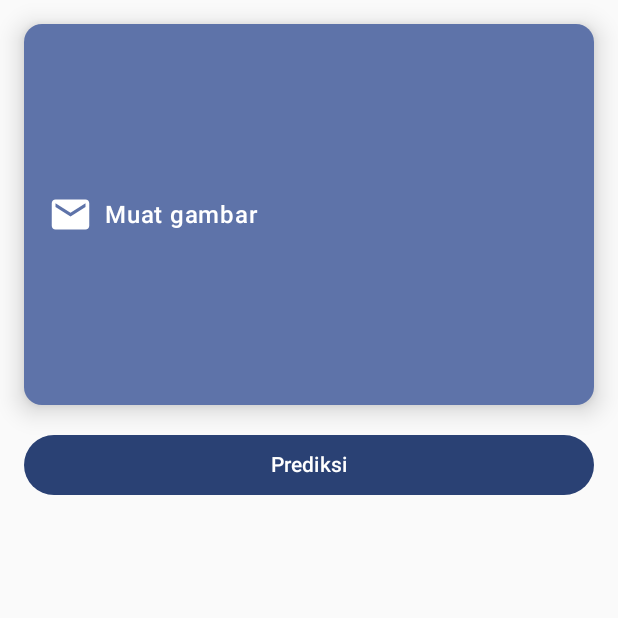
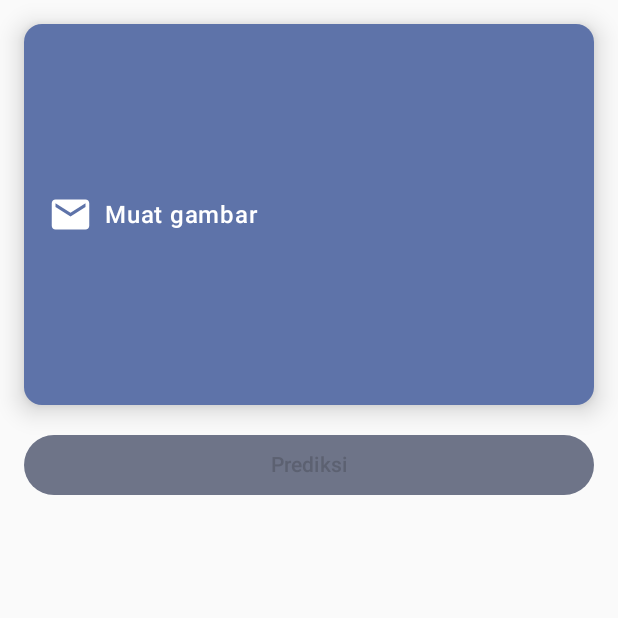
Before and after one commit to ReyhanHerdi/spotato-app, an Android app built with Jetpack Compose: the screen it shows after launch (MainActivity), on a phone screen of 412 x 824 dp, the top half of it. Run offline under Robolectric (Android 15) with nearby library versions, the phone set to English and light mode, and no system bars.

Commit message:
home view

```diff
--- a/spotatoapp/app/build.gradle.kts
+++ b/spotatoapp/app/build.gradle.kts
@@ -69,4 +69,10 @@ dependencies {
 
     // Navigation
     implementation(libs.androidx.navigation.compose)
+
+    // Activity
+    implementation("androidx.activity:activity-ktx:1.7.0")
+
+    // Coil
+    implementation("io.coil-kt:coil-compose:2.4.0")
 }
--- a/spotatoapp/app/src/main/AndroidManifest.xml
+++ b/spotatoapp/app/src/main/AndroidManifest.xml
@@ -12,6 +12,15 @@
         android:supportsRtl="true"
         android:theme="@style/Theme.Spotatoapp"
         tools:targetApi="31">
+        <service android:name="com.google.android.gms.metadata.ModuleDependencies"
+            android:enabled="false"
+            android:exported="false"
+            tools:ignore="MissingClass">
+            <intent-filter>
+                <action android:name="com.google.android.gms.metadata.MODULE_DEPENDENCIES" />
+            </intent-filter>
+            <meta-data android:name="photopicker_activity:0:required" android:value="" />
+        </service>
         <activity
             android:name=".MainActivity"
             android:exported="true"
--- a/spotatoapp/app/src/main/java/com/skripsi/spotato_app/ui/screen/home/HomeScreen.kt
+++ b/spotatoapp/app/src/main/java/com/skripsi/spotato_app/ui/screen/home/HomeScreen.kt
@@ -1,32 +1,47 @@
 package com.skripsi.spotato_app.ui.screen.home
 
+import android.util.Log
+import androidx.compose.foundation.clickable
 import androidx.compose.foundation.layout.Column
 import androidx.compose.foundation.layout.Row
-import androidx.compose.foundation.layout.Spacer
 import androidx.compose.foundation.layout.fillMaxSize
 import androidx.compose.foundation.layout.fillMaxWidth
+import androidx.compose.foundation.layout.height
 import androidx.compose.foundation.layout.padding
 import androidx.compose.foundation.layout.size
 import androidx.compose.foundation.layout.systemBarsPadding
+import androidx.compose.foundation.layout.wrapContentHeight
 import androidx.compose.material.icons.Icons
 import androidx.compose.material.icons.filled.Email
 import androidx.compose.material3.Button
 import androidx.compose.material3.ButtonDefaults
 import androidx.compose.material3.Card
 import androidx.compose.material3.CardDefaults
-import androidx.compose.material3.CardElevation
 import androidx.compose.material3.Icon
 import androidx.compose.material3.MaterialTheme
 import androidx.compose.material3.Text
 import androidx.compose.runtime.Composable
+import androidx.compose.runtime.LaunchedEffect
+import androidx.compose.runtime.collectAsState
+import androidx.compose.runtime.getValue
 import androidx.compose.ui.Alignment
 import androidx.compose.ui.Modifier
+import androidx.compose.ui.graphics.Color
+import androidx.compose.ui.layout.ContentScale
 import androidx.compose.ui.text.font.FontWeight
 import androidx.compose.ui.tooling.preview.Preview
 import androidx.compose.ui.unit.dp
+import androidx.lifecycle.viewmodel.compose.viewModel
+import coil.compose.AsyncImage
+import com.skripsi.spotato_app.utils.mediaPicker
+
 
 @Composable
-fun Home() {
+fun Home(
+    viewModel: HomeViewModel = viewModel()
+) {
+    val mediaPicker = mediaPicker()
+    val image by viewModel.image.collectAsState()
     Column(
         modifier = Modifier
             .fillMaxSize()
@@ -40,7 +55,16 @@ fun Home() {
             elevation = CardDefaults.cardElevation(10.dp),
             modifier = Modifier
                 .fillMaxWidth()
+                .wrapContentHeight()
+                .clickable {
+                    mediaPicker.launch("image/*")
+                }
         ) {
+            LaunchedEffect(mediaPicker.uri) {
+                viewModel.updateImage("${mediaPicker.uri}")
+            }
+            Log.d("IMAGE", image)
+            if (image == "null") {
                 Row(
                     modifier = Modifier
                         .padding(top = 112.dp, bottom = 112.dp, start = 16.dp, end = 16.dp)
@@ -61,16 +85,30 @@ fun Home() {
                             .padding(start = 8.dp)
                     )
                 }
+            } else {
+                AsyncImage(
+                    model = image ,
+                    contentScale = ContentScale.Fit,
+                    contentDescription = "Gambar yang dipilih",
+                    modifier = Modifier
+                        .fillMaxWidth()
+                        .height(254.dp)
+                )
+            }
         }
         Button(
             colors = ButtonDefaults.buttonColors(
-                containerColor = MaterialTheme.colorScheme.primary
+                containerColor = MaterialTheme.colorScheme.primary,
+                contentColor = Color.White,
+                disabledContainerColor = MaterialTheme.colorScheme.secondaryContainer,
+
             ),
+            enabled = image != "null",
             modifier = Modifier
                 .fillMaxWidth()
                 .padding(top = 16.dp),
             onClick = {
-                /*TODO*/
+
             }
         ) {
             Text(text = "Prediksi")
--- /dev/null
+++ b/spotatoapp/app/src/main/java/com/skripsi/spotato_app/ui/screen/home/HomeViewModel.kt
@@ -0,0 +1,14 @@
+package com.skripsi.spotato_app.ui.screen.home
+
+import androidx.lifecycle.ViewModel
+import kotlinx.coroutines.flow.MutableStateFlow
+import kotlinx.coroutines.flow.asStateFlow
+
+class HomeViewModel : ViewModel() {
+    private val _image = MutableStateFlow("uri")
+    val image = _image.asStateFlow()
+
+    fun updateImage(uri: String) {
+        _image.value = uri
+    }
+}
--- a/spotatoapp/app/src/main/java/com/skripsi/spotato_app/ui/theme/Theme.kt
+++ b/spotatoapp/app/src/main/java/com/skripsi/spotato_app/ui/theme/Theme.kt
@@ -1,6 +1,5 @@
 package com.skripsi.spotato_app.ui.theme
 
-import android.app.Activity
 import android.os.Build
 import androidx.compose.foundation.isSystemInDarkTheme
 import androidx.compose.material3.MaterialTheme
@@ -23,7 +22,8 @@ private val LightColorScheme = lightColorScheme(
     primaryContainer = Grey90,
     secondaryContainer = Green90,
     onPrimaryContainer = Green10,
-    surface = Green10
+    secondary = Green80,
+    tertiary = Green20
 )
 
 @Composable
--- /dev/null
+++ b/spotatoapp/app/src/main/java/com/skripsi/spotato_app/utils/MediaPicker.kt
@@ -0,0 +1,34 @@
+package com.skripsi.spotato_app.utils
+
+import android.net.Uri
+import androidx.activity.compose.ManagedActivityResultLauncher
+import androidx.activity.compose.rememberLauncherForActivityResult
+import androidx.activity.result.contract.ActivityResultContracts
+import androidx.compose.runtime.Composable
+import androidx.compose.runtime.getValue
+import androidx.compose.runtime.mutableStateOf
+import androidx.compose.runtime.remember
+import androidx.compose.runtime.saveable.rememberSaveable
+import androidx.compose.runtime.setValue
+
+class GetContentActivityResult(
+    private val launcher: ManagedActivityResultLauncher<String, Uri?>,
+    val uri: Uri?
+) {
+    fun launch(mimeType: String) {
+        launcher.launch(mimeType)
+    }
+}
+
+@Composable
+fun mediaPicker() : GetContentActivityResult {
+    var uri by rememberSaveable {
+        mutableStateOf<Uri?>(null)
+    }
+    val launcher = rememberLauncherForActivityResult(contract = ActivityResultContracts.GetContent(), onResult = {
+        uri = it
+    })
+    return remember(launcher, uri) {
+        GetContentActivityResult(launcher, uri)
+    }
+}
```
Lines whose indentation alone changed are shown as unchanged.
